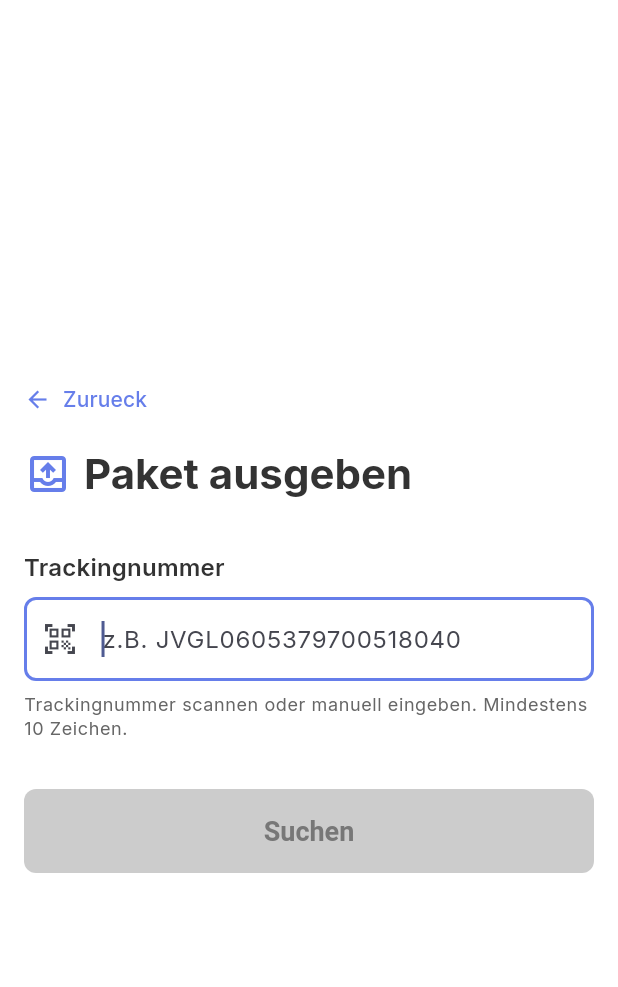
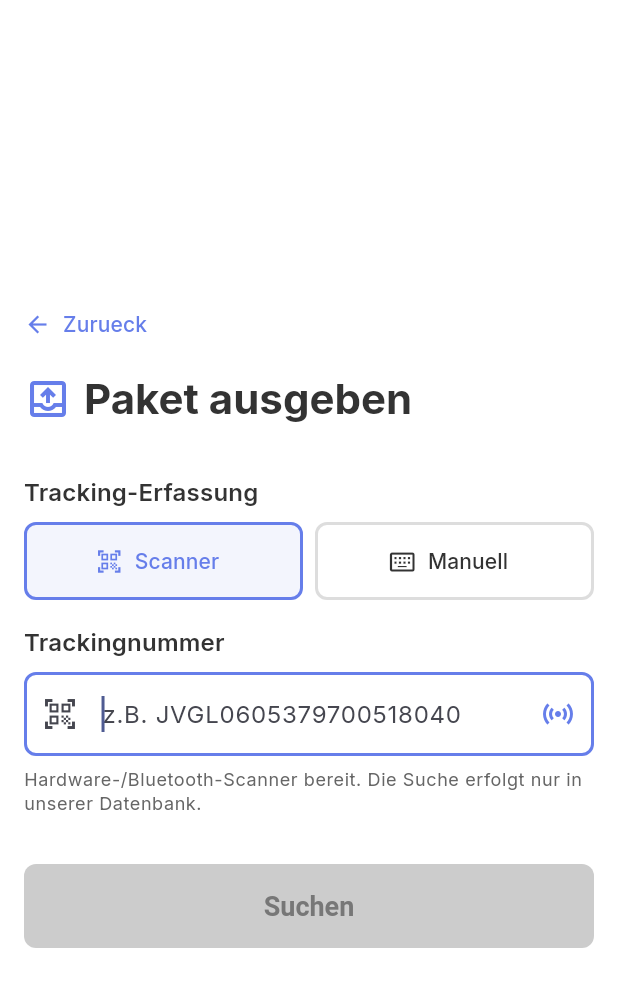
Before and after one commit to Abiess/storeBackend, a Flutter app: the DhlPickupParcelScreen screen opened directly with empty values, on a phone screen of 412 x 824 dp. Shown: the top 987 px of the screen. Run offline on Flutter 3.47's test engine with Material 3 defaults, Android fonts, the phone set to English and light mode, and no system bars; our stand-ins replace flutter_secure_storage, image_picker; accounts and stored records are empty.

Commit message:
Add scanner and manual modes to DHL pickup

```diff
--- a/mobile-flutter-poc/lib/features/dhl/dhl_pickup_parcel_screen.dart
+++ b/mobile-flutter-poc/lib/features/dhl/dhl_pickup_parcel_screen.dart
@@ -35,12 +35,9 @@ import '../../theme/markt_theme.dart';
 /// gegen unsere eigene Datenbank - sowohl bei automatischer Debounce-Suche
 /// als auch bei manueller Eingabe/Scan ueber denselben [_search]-Aufruf.
 ///
-/// Wie beim Einlagern unterstuetzt das EINE Trackingnummer-Feld
-/// gleichermassen manuelle Eingabe UND Hardware-/USB-/Bluetooth-HID-Scanner
-/// (siehe [DhlStoreParcelScreen]-Klassendoku) - kein separater
-/// Scan-/Manuell-Modus-Umschalter, bewusst konsistent zum bestehenden
-/// Einlagerungs-Screen statt der Angular-Referenz mit getrenntem
-/// Scanner-/Manuell-Tab.
+/// Wie beim Einlagern gibt es einen sichtbaren Scanner-/Manuell-Modus.
+/// Beide Modi nutzen bewusst dasselbe Trackingfeld und denselben DB-Suchpfad;
+/// der Scanner-Modus ist fuer Hardware-/USB-/Bluetooth-HID-Scanner gedacht.
 class DhlPickupParcelScreen extends StatefulWidget {
   const DhlPickupParcelScreen({super.key, required this.storeId, this.dhlService});
 
@@ -68,6 +65,8 @@ class _DhlPickupParcelScreenState extends State<DhlPickupParcelScreen> {
 
   Timer? _debounceTimer;
 
+  String _trackingMode = 'scanner';
+
   bool _searching = false;
   Object? _findError;
   DhlParcelDto? _foundParcel;
@@ -91,6 +90,20 @@ class _DhlPickupParcelScreenState extends State<DhlPickupParcelScreen> {
 
   bool get _canConfirmPickup =>
       _foundParcel != null && _foundParcel!.status == 'STORED' && !_confirming;
+
+  void _setTrackingMode(String mode) {
+    if (_searching || _confirming || _foundParcel != null || mode == _trackingMode) return;
+    setState(() {
+      _trackingMode = mode;
+    });
+    WidgetsBinding.instance.addPostFrameCallback((_) {
+      if (!mounted) return;
+      _focusNode.requestFocus();
+      if (mode == 'scanner') {
+        SystemChannels.textInput.invokeMethod<void>('TextInput.hide');
+      }
+    });
+  }
 
   /// Reagiert auf jede Eingabe (Tastatur ODER Scanner-Zeichenstrom) im EINEN
   /// Trackingnummer-Feld. Sobald die Mindestlaenge erreicht ist, wird
@@ -135,7 +148,8 @@ class _DhlPickupParcelScreenState extends State<DhlPickupParcelScreen> {
       if (!mounted || _trackingController.text.trim() != effectiveCode) return;
       setState(() {
         _foundParcel = parcel;
-        _searching = false;
+        _trackingMode = 'scanner';
+      _searching = false;
       });
     } catch (e) {
       if (!mounted || _trackingController.text.trim() != effectiveCode) return;
@@ -286,6 +300,38 @@ class _DhlPickupParcelScreenState extends State<DhlPickupParcelScreen> {
       mainAxisSize: MainAxisSize.min,
       children: [
         Text(
+          'Tracking-Erfassung',
+          style: textTheme.titleMedium?.copyWith(
+            fontWeight: FontWeight.w600,
+            color: const Color(0xFF333333),
+          ),
+        ),
+        const SizedBox(height: MarktSpacing.sm),
+        Row(
+          children: [
+            Expanded(
+              child: _modeButton(
+                key: const ValueKey('dhlPickupParcel.trackingModeScanner'),
+                label: 'Scanner',
+                icon: Icons.qr_code_scanner,
+                selected: _trackingMode == 'scanner',
+                onPressed: () => _setTrackingMode('scanner'),
+              ),
+            ),
+            const SizedBox(width: MarktSpacing.sm),
+            Expanded(
+              child: _modeButton(
+                key: const ValueKey('dhlPickupParcel.trackingModeManual'),
+                label: 'Manuell',
+                icon: Icons.keyboard_alt_outlined,
+                selected: _trackingMode == 'manual',
+                onPressed: () => _setTrackingMode('manual'),
+              ),
+            ),
+          ],
+        ),
+        const SizedBox(height: MarktSpacing.lg),
+        Text(
           'Trackingnummer',
           style: textTheme.titleMedium?.copyWith(
             fontWeight: FontWeight.w600,
@@ -303,12 +349,25 @@ class _DhlPickupParcelScreenState extends State<DhlPickupParcelScreen> {
           enableSuggestions: false,
           inputFormatters: [FilteringTextInputFormatter.deny(RegExp(r'\s'))],
           textCapitalization: TextCapitalization.characters,
-          decoration: _trackingInputDecoration(),
+          decoration: _trackingInputDecoration().copyWith(
+            suffixIcon: _trackingMode == 'scanner'
+                ? const Tooltip(
+                    message: 'Scanner-Modus aktiv',
+                    child: Icon(Icons.sensors, color: Color(0xFF667EEA)),
+                  )
+                : const Tooltip(
+                    message: 'Manuelle Eingabe aktiv',
+                    child: Icon(Icons.keyboard_alt_outlined),
+                  ),
+          ),
           onChanged: _onTrackingChanged,
         ),
         const SizedBox(height: MarktSpacing.sm),
         Text(
-          'Trackingnummer scannen oder manuell eingeben. Mindestens $_minTrackingCodeLength Zeichen.',
+          _trackingMode == 'scanner'
+              ? 'Hardware-/Bluetooth-Scanner bereit. Die Suche erfolgt nur in unserer Datenbank.'
+              : 'Trackingnummer manuell eingeben. Die Suche erfolgt nur in unserer Datenbank.',
+          key: const ValueKey('dhlPickupParcel.trackingModeHint'),
           style: textTheme.bodySmall?.copyWith(color: const Color(0xFF666666)),
         ),
         const SizedBox(height: MarktSpacing.sm),
@@ -360,6 +419,31 @@ class _DhlPickupParcelScreenState extends State<DhlPickupParcelScreen> {
           ),
         ],
       ],
+    );
+  }
+
+  Widget _modeButton({
+    required Key key,
+    required String label,
+    required IconData icon,
+    required bool selected,
+    required VoidCallback onPressed,
+  }) {
+    return OutlinedButton.icon(
+      key: key,
+      onPressed: (_searching || _confirming || _foundParcel != null) ? null : onPressed,
+      icon: Icon(icon),
+      label: Text(label),
+      style: OutlinedButton.styleFrom(
+        minimumSize: const Size.fromHeight(52),
+        foregroundColor: selected ? const Color(0xFF667EEA) : const Color(0xFF333333),
+        backgroundColor: selected ? const Color(0x14667EEA) : Colors.white,
+        side: BorderSide(
+          color: selected ? const Color(0xFF667EEA) : const Color(0xFFDDDDDD),
+          width: 2,
+        ),
+        shape: RoundedRectangleBorder(borderRadius: BorderRadius.circular(8)),
+      ),
     );
   }
 
```
